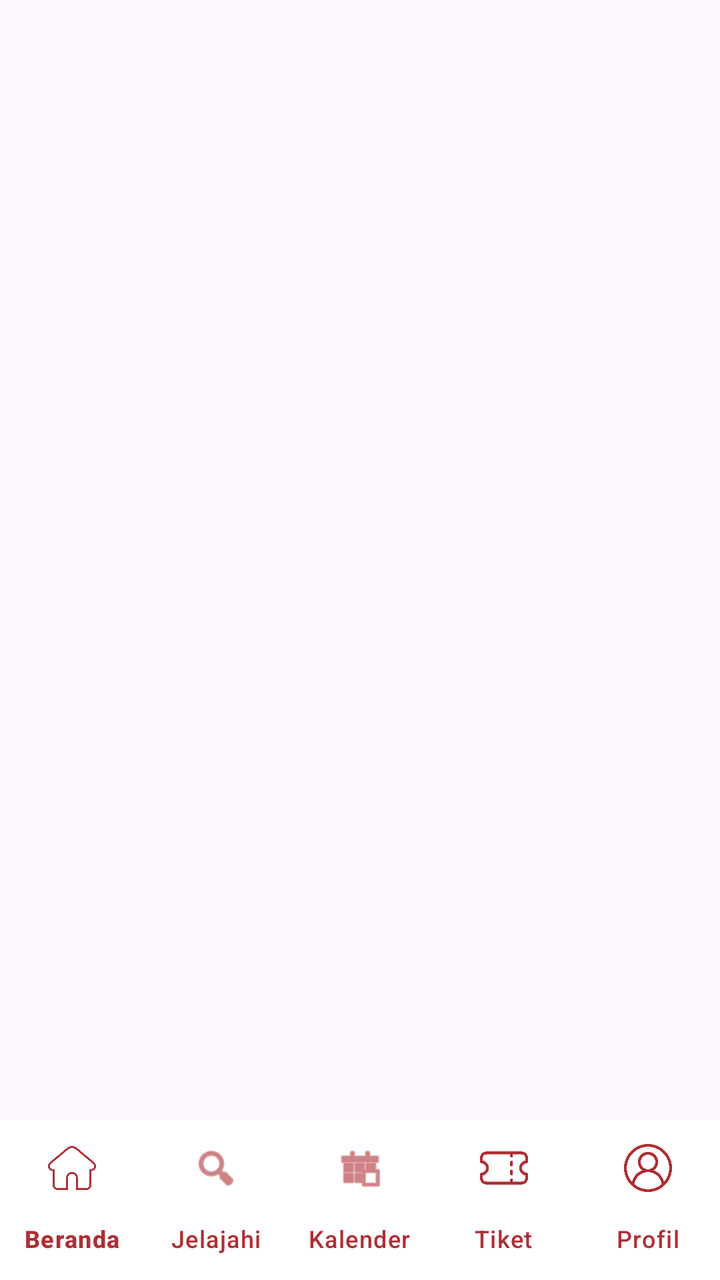
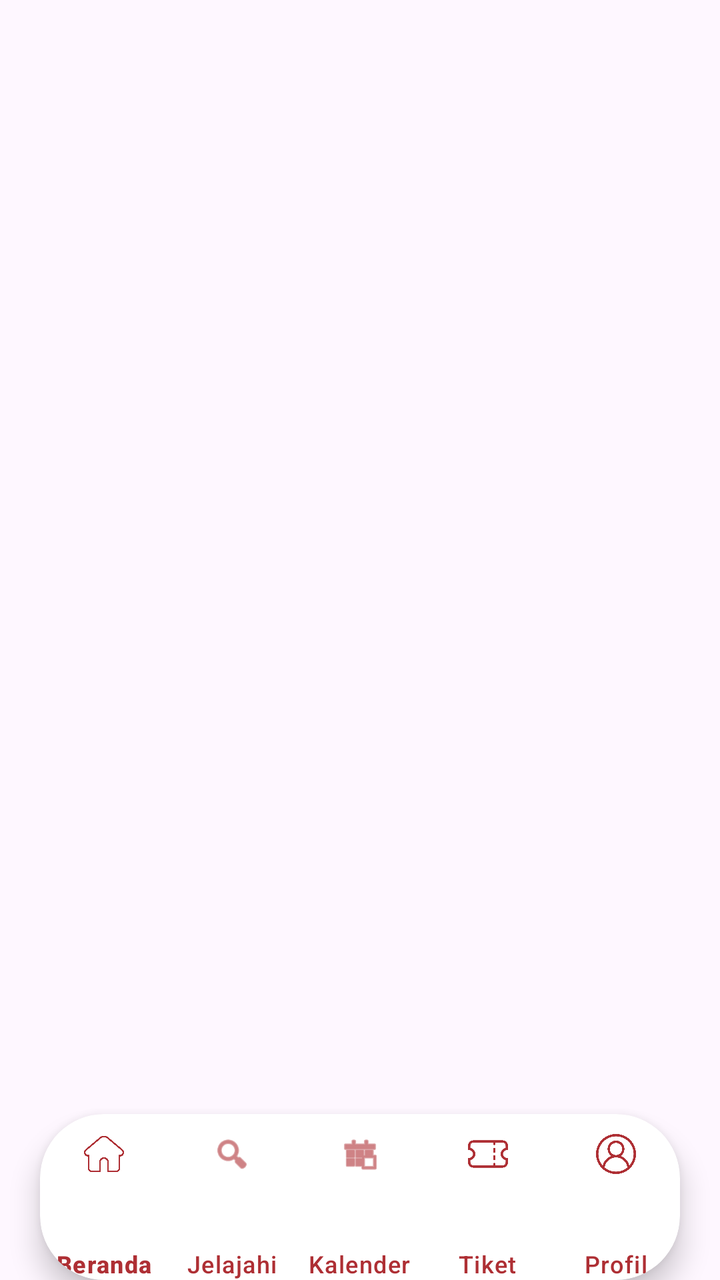

Two renders of the same Android screen: before a commit and after it. Below are the layout's source before the change and the commit's diff.
<!-- AndroidManifest.xml: application theme Theme.Projek_Ghania_Mobile -->
<!-- res/layout/activity_base.xml -->
<?xml version="1.0" encoding="utf-8"?>
<androidx.constraintlayout.widget.ConstraintLayout
    xmlns:android="http://schemas.android.com/apk/res/android"
    xmlns:app="http://schemas.android.com/apk/res-auto"
    xmlns:tools="http://schemas.android.com/tools"
    android:id="@+id/main"
    android:layout_width="match_parent"
    android:layout_height="match_parent"
    tools:context=".BaseActivity">

    <FrameLayout
        android:id="@+id/fragment_container"
        android:layout_width="match_parent"
        android:layout_height="0dp"
        app:layout_constraintEnd_toEndOf="parent"
        app:layout_constraintStart_toStartOf="parent"
        app:layout_constraintTop_toTopOf="parent"
        app:layout_constraintBottom_toTopOf="@+id/bottom_nav_view"/>














        <com.google.android.material.bottomnavigation.BottomNavigationView
            android:id="@+id/bottom_nav_view"
            android:layout_width="match_parent"
            android:layout_height="wrap_content"
            android:layout_gravity="center_vertical"
            app:backgroundTint="@color/white"
            app:itemTextColor="@color/active_button"
            app:itemIconTint="@color/active_button"
            app:itemRippleColor="@color/bg"
            app:layout_constraintBottom_toBottomOf="parent"
            app:menu="@menu/bottom_nav_menu"
            app:labelVisibilityMode="labeled" />


</androidx.constraintlayout.widget.ConstraintLayout>
<!-- resources referenced by this layout -->
<resources>
  <color name="active_button">#AE2F34</color>
  <color name="bg">#F8F7FF</color>
  <color name="white">#FFFFFF</color>
  <style name="Theme.Projek_Ghania_Mobile" parent="Base.Theme.Projek_Ghania_Mobile" />
  <style name="Base.Theme.Projek_Ghania_Mobile" parent="Theme.Material3.DayNight.NoActionBar">
          
          
      </style>
</resources>

<!-- the commit's change to res/layout/activity_base.xml (unified diff, before → after) -->
@@ -6,42 +6,53 @@
     android:id="@+id/main"
     android:layout_width="match_parent"
     android:layout_height="match_parent"
+    android:clipChildren="false"
+    android:clipToPadding="false"
     tools:context=".BaseActivity">
 
+    
     <FrameLayout
         android:id="@+id/fragment_container"
-        android:layout_width="match_parent"
+        android:layout_width="0dp"
         android:layout_height="0dp"
+        app:layout_constraintTop_toTopOf="parent"
+        app:layout_constraintStart_toStartOf="parent"
         app:layout_constraintEnd_toEndOf="parent"
+        app:layout_constraintBottom_toTopOf="@id/cardNav" />
+
+    
+    <com.google.android.material.card.MaterialCardView
+        android:id="@+id/cardNav"
+        android:layout_width="0dp"
+        android:layout_height="wrap_content"
+        android:layout_marginHorizontal="20dp"
+        app:contentPaddingTop="10dp"
+        app:cardBackgroundColor="@color/white"
+        app:cardCornerRadius="32dp"
+        app:cardElevation="8dp"
+        app:strokeWidth="0dp"
+        app:layout_constraintBottom_toBottomOf="parent"
         app:layout_constraintStart_toStartOf="parent"
-        app:layout_constraintTop_toTopOf="parent"
-        app:layout_constraintBottom_toTopOf="@+id/bottom_nav_view"/>
-
-
-
-
-
-
-
-
-
-
-
-
-
+        app:layout_constraintEnd_toEndOf="parent">
 
         <com.google.android.material.bottomnavigation.BottomNavigationView
             android:id="@+id/bottom_nav_view"
             android:layout_width="match_parent"
-            android:layout_height="wrap_content"
-            android:layout_gravity="center_vertical"
-            app:backgroundTint="@color/white"
+            android:layout_height="73dp"
+            android:minHeight="73dp"
+            android:background="@android:color/transparent"
+            app:backgroundTint="@android:color/transparent"
+            app:itemIconSize="20dp"
+            app:itemIconTint="@color/active_button"
             app:itemTextColor="@color/active_button"
-            app:itemIconTint="@color/active_button"
             app:itemRippleColor="@color/bg"
-            app:layout_constraintBottom_toBottomOf="parent"
-            app:menu="@menu/bottom_nav_menu"
-            app:labelVisibilityMode="labeled" />
+            app:itemHorizontalTranslationEnabled="false"
+            app:itemGravity="center"
+            app:itemPaddingBottom="0dp"
+            app:itemPaddingTop="0dp"
+            app:labelVisibilityMode="labeled"
+            app:menu="@menu/bottom_nav_menu" />
 
+    </com.google.android.material.card.MaterialCardView>
 
 </androidx.constraintlayout.widget.ConstraintLayout>
